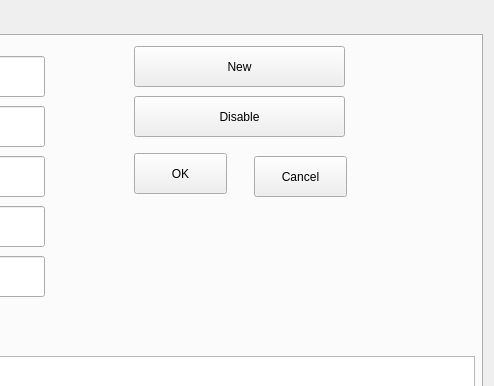
Old version of the form Table.ui in the repository vince0119/Project-Deskstop; both pictures show x 438 to 932 and y 0 to 386 of the 932 by 755 pixel window.
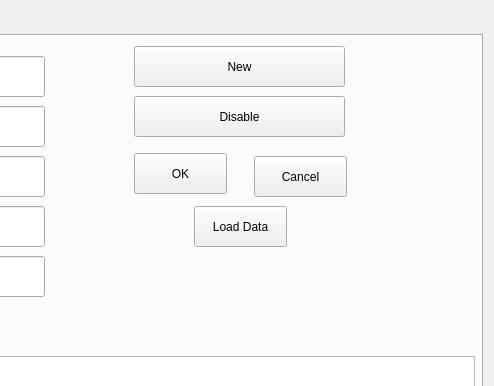
New version of the form. The open tabs and pages were chosen to show the change.

The edit to the form file:
```diff
--- a/Table.ui
+++ b/Table.ui
@@ -1263,6 +1263,19 @@
        <string>Cancel</string>
       </property>
      </widget>
+     <widget class="QPushButton" name="btnLoadDataStaffs">
+      <property name="geometry">
+       <rect>
+        <x>620</x>
+        <y>170</y>
+        <width>93</width>
+        <height>41</height>
+       </rect>
+      </property>
+      <property name="text">
+       <string>Load Data</string>
+      </property>
+     </widget>
     </widget>
    </widget>
   </widget>
```
Left out of the diff: 69 changed lines with no effect on the pictures.
